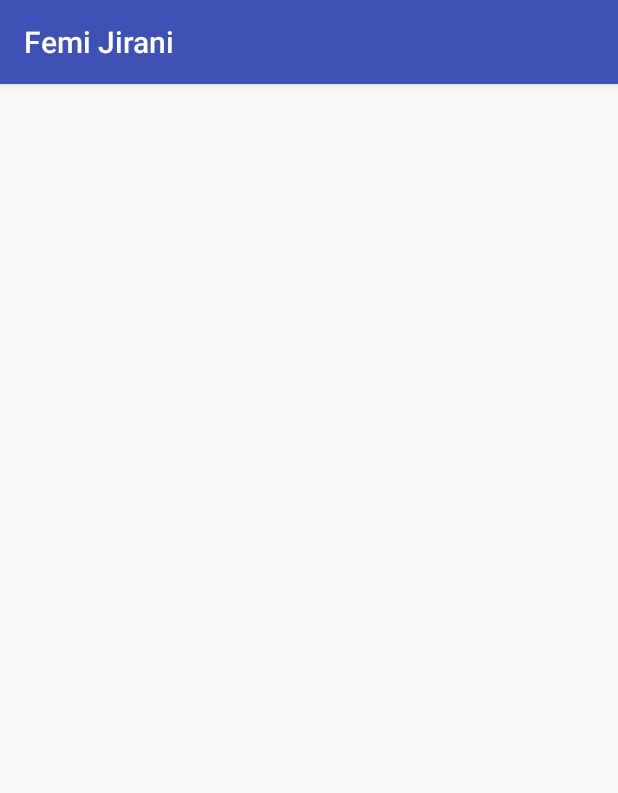
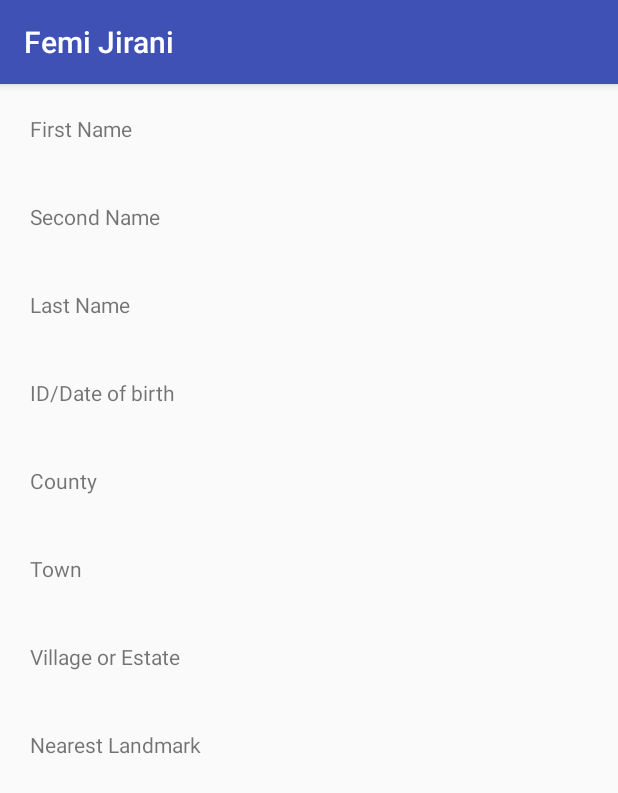
Before and after one commit to Whambuoy/Femi-Jirani, an Android app: the displayActivity screen opened directly, with no data from a screen before it, on a phone screen of 412 x 824 dp. Shown: the top 793 px of the screen. Run offline under Robolectric (Android 15) with nearby library versions, the phone set to English and light mode, and no system bars.

Commit message:
All activities included

```diff
--- a/app/src/main/java/com/example/android/femijirani/findJirani.java
+++ b/app/src/main/java/com/example/android/femijirani/findJirani.java
@@ -1,13 +1,35 @@
 package com.example.android.femijirani;
 
+import android.content.Intent;
 import android.support.v7.app.AppCompatActivity;
 import android.os.Bundle;
+import android.view.View;
+import android.widget.Button;
 
-public class findJirani extends AppCompatActivity {
+public class findJirani extends AppCompatActivity implements View.OnClickListener{
 
     @Override
     protected void onCreate(Bundle savedInstanceState) {
         super.onCreate(savedInstanceState);
         setContentView(R.layout.activity_find_jirani);
+
+//Calls the "Display Jirani" Activity
+        Button buttondisplayJirani = (Button) findViewById(R.id.displayJirani);
+        buttondisplayJirani.setOnClickListener(new View.OnClickListener() {
+            @Override
+            public void onClick(View v) {
+                openDisplayJirani();
+            }
+        });
+    }
+
+//Function for finding a jirani
+    public void openDisplayJirani(){
+        Intent intent = new Intent(this, displayActivity.class);
+        startActivity(intent);
+    }
+    @Override
+    public void onClick(View v) {
+
     }
 }
--- a/app/src/main/res/layout/activity_display.xml
+++ b/app/src/main/res/layout/activity_display.xml
@@ -1,9 +1,124 @@
 <?xml version="1.0" encoding="utf-8"?>
-<android.support.constraint.ConstraintLayout xmlns:android="http://schemas.android.com/apk/res/android"
+<ScrollView xmlns:android="http://schemas.android.com/apk/res/android"
     xmlns:app="http://schemas.android.com/apk/res-auto"
     xmlns:tools="http://schemas.android.com/tools"
     android:layout_width="match_parent"
     android:layout_height="match_parent"
-    tools:context="com.example.android.femijirani.displayActivity">
+    android:orientation="vertical"
+    tools:context="com.example.android.femijirani.registerJirani">
 
-</android.support.constraint.ConstraintLayout>
+    <LinearLayout
+        android:layout_width="match_parent"
+        android:layout_height="match_parent"
+        android:orientation="vertical"
+        android:padding="20dp"
+        tools:context="com.example.android.femijirani.registerJirani">
+
+        <!--First Name -->
+        <TextView
+            android:layout_width="wrap_content"
+            android:layout_height="wrap_content"
+            android:text="@string/first_name" />
+
+        <TextView
+            android:id="@+id/firstName"
+            android:layout_marginLeft="20dp"
+            android:layout_marginBottom="20dp"
+            android:layout_width="match_parent"
+            android:layout_height="wrap_content" />
+
+        <!--Second Name -->
+        <TextView
+            android:layout_width="wrap_content"
+            android:layout_height="wrap_content"
+            android:text="@string/second_name" />
+
+        <TextView
+            android:id="@+id/secondName"
+            android:layout_marginLeft="20dp"
+            android:layout_marginBottom="20dp"
+            android:layout_width="match_parent"
+            android:layout_height="wrap_content" />
+
+        <!--Last Name -->
+        <TextView
+            android:layout_width="wrap_content"
+            android:layout_height="wrap_content"
+            android:text="@string/last_name" />
+
+        <TextView
+            android:id="@+id/lastName"
+            android:layout_marginLeft="20dp"
+            android:layout_marginBottom="20dp"
+            android:layout_width="match_parent"
+            android:layout_height="wrap_content" />
+
+        <!--ID or Date of birth -->
+        <TextView
+            android:layout_width="wrap_content"
+            android:layout_height="wrap_content"
+            android:text="@string/id_dob" />
+
+        <TextView
+            android:id="@+id/id_dob"
+            android:layout_marginLeft="20dp"
+            android:layout_marginBottom="20dp"
+            android:layout_width="match_parent"
+            android:layout_height="wrap_content" />
+
+        <!--County -->
+        <TextView
+            android:layout_width="wrap_content"
+            android:layout_height="wrap_content"
+            android:text="@string/county" />
+
+        <TextView
+            android:id="@+id/county"
+            android:layout_marginLeft="20dp"
+            android:layout_marginBottom="20dp"
+            android:layout_width="match_parent"
+            android:layout_height="wrap_content" />
+
+        <!--Town -->
+        <TextView
+            android:layout_width="wrap_content"
+            android:layout_height="wrap_content"
+            android:text="@string/town" />
+
+        <TextView
+            android:id="@+id/town"
+            android:layout_marginLeft="20dp"
+            android:layout_marginBottom="20dp"
+            android:layout_width="match_parent"
+            android:layout_height="wrap_content" />
+
+        <!--Village or Estate -->
+        <TextView
+            android:layout_width="wrap_content"
+            android:layout_height="wrap_content"
+            android:text="@string/village_estate" />
+
+        <TextView
+            android:id="@+id/villageOrEstate"
+            android:layout_marginLeft="20dp"
+            android:layout_marginBottom="20dp"
+            android:layout_width="match_parent"
+            android:layout_height="wrap_content" />
+
+        <!--Land Mark -->
+        <TextView
+            android:layout_width="wrap_content"
+            android:layout_height="wrap_content"
+            android:text="@string/land_mark" />
+
+        <TextView
+            android:id="@+id/land_mark"
+            android:layout_marginLeft="20dp"
+            android:layout_marginBottom="20dp"
+            android:layout_width="match_parent"
+            android:layout_height="wrap_content" />
+
+
+    </LinearLayout>
+
+</ScrollView>
```
